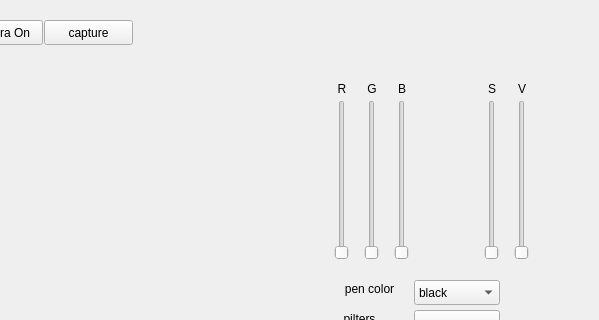
First picture: the form in python/pyQT_src/camera_app.ui, repository RedStones-112/ROS_Pr, before the edit; both pictures show x 336 to 935 and y 0 to 320 of the 935 by 563 pixel window.
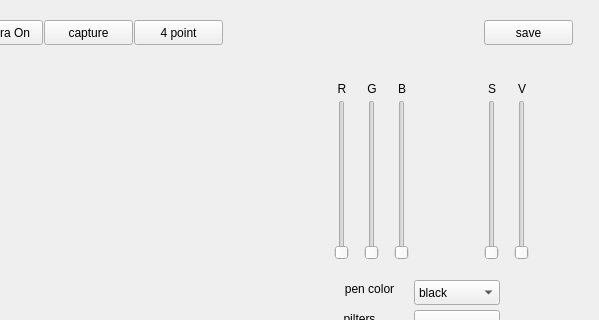
Second picture: the form after the edit.

Commit message: one_day_pj_end

```diff
--- a/python/pyQT_src/camera_app.ui
+++ b/python/pyQT_src/camera_app.ui
@@ -378,6 +378,32 @@
     <string>threshold : 0</string>
    </property>
   </widget>
+  <widget class="QPushButton" name="pointButton">
+   <property name="geometry">
+    <rect>
+     <x>470</x>
+     <y>20</y>
+     <width>89</width>
+     <height>25</height>
+    </rect>
+   </property>
+   <property name="text">
+    <string>4 point</string>
+   </property>
+  </widget>
+  <widget class="QPushButton" name="saveButton">
+   <property name="geometry">
+    <rect>
+     <x>820</x>
+     <y>20</y>
+     <width>89</width>
+     <height>25</height>
+    </rect>
+   </property>
+   <property name="text">
+    <string>save</string>
+   </property>
+  </widget>
  </widget>
  <resources/>
  <connections/>
```
The commit also changes 2 other files.
